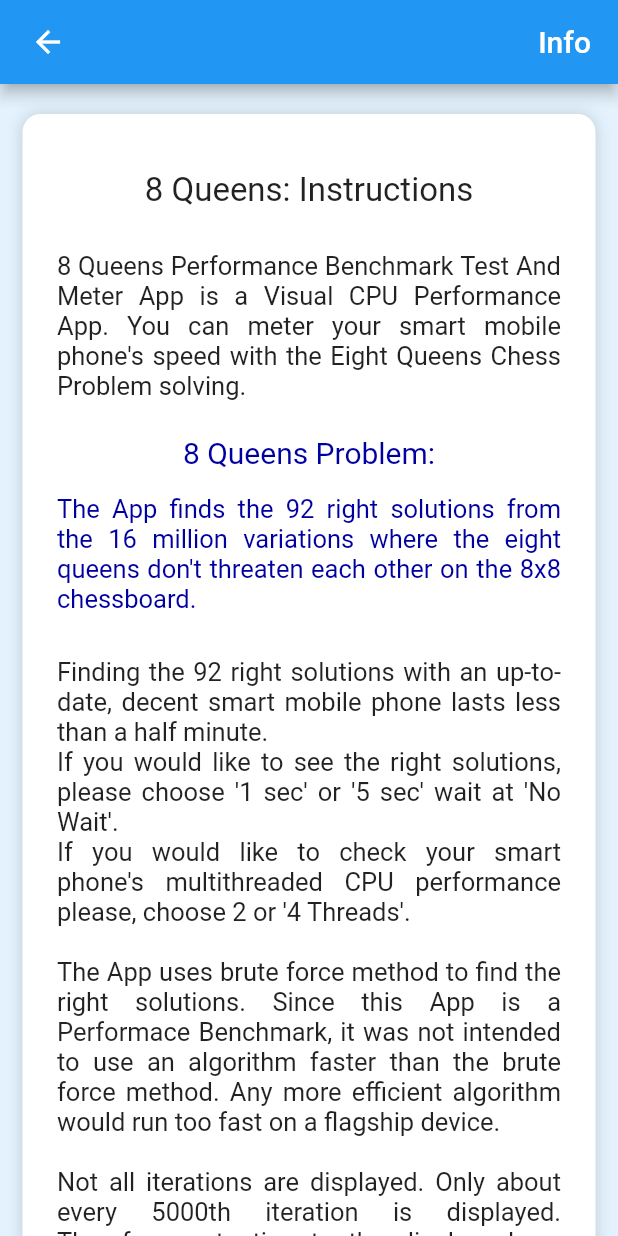
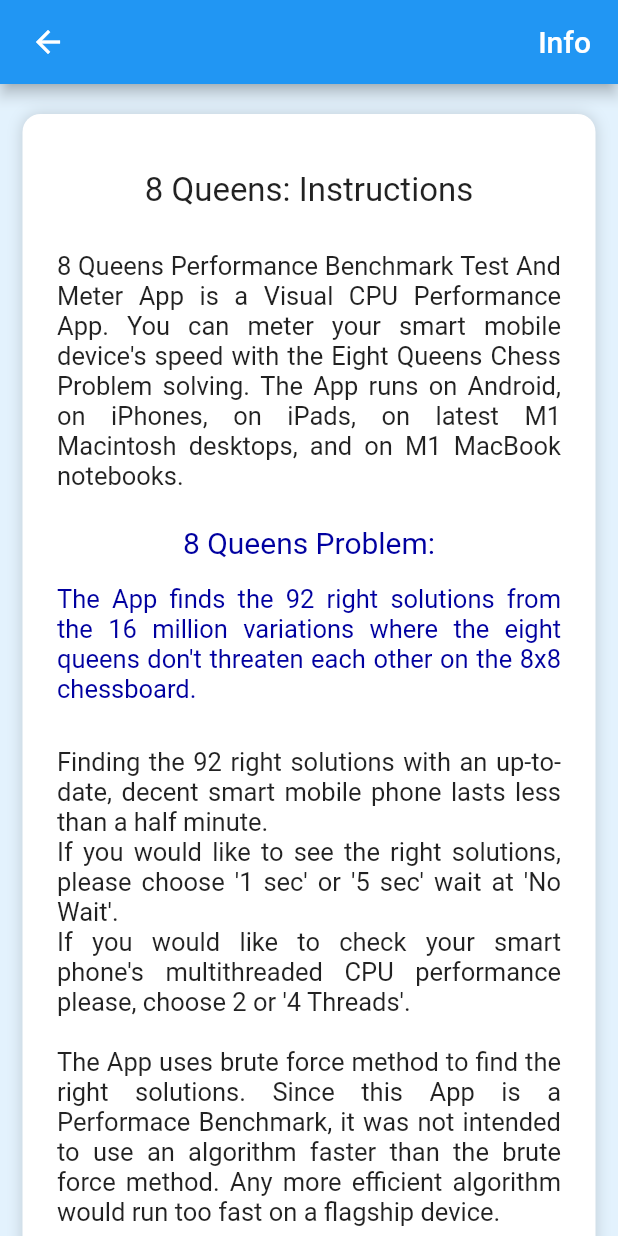
Before and after one commit to jackdavis01/mobile, a Flutter app: the InfoPage screen opened directly, on a phone screen of 412 x 824 dp. Run offline on Flutter 3.47's test engine with Material 2 defaults, Android fonts, the light colour scheme and no system bars; our stand-ins replace flutter_svg, package_info_plus.

Commit message:
8 Queens 3.0.3008, Android release

```diff
--- a/eightqueens/lib/pages/infopage.dart
+++ b/eightqueens/lib/pages/infopage.dart
@@ -10,15 +10,16 @@ class InfoPage extends StatefulWidget {
 }
 
 class _InfoPageState extends State<InfoPage> {
-  DataPackageInfo dpi = DataPackageInfo(appName: "", packageName: "", version: "", buildNumber: "", buildMode: "");
+  DataPackageInfo dpi =
+      DataPackageInfo(appName: "", packageName: "", version: "", buildNumber: "", buildMode: "");
   String appName = "";
   String packageName = "";
   String version = "";
   String buildNumber = "";
   String buildMode = "";
-  final String platform = 'Flutter 2.13.0';
-  final String platformPrerelease = '0.0.pre.893';
-  final String platformChannel = 'master';
+  final String platform = 'Flutter 3.0.1';
+  final String platformPrerelease = '-';
+  final String platformChannel = 'stable';
   final String author = 'Jack Davis';
 
   @override
@@ -67,7 +68,8 @@ class _InfoPageState extends State<InfoPage> {
                 child: Row(mainAxisAlignment: MainAxisAlignment.spaceBetween, children: <Widget>[
               Padding(
                 padding: const EdgeInsets.only(left: 8),
-                child: IconButton(icon: const Icon(Icons.arrow_back), onPressed: () => Navigator.pop(context)),
+                child: IconButton(
+                    icon: const Icon(Icons.arrow_back), onPressed: () => Navigator.pop(context)),
               ),
               const Padding(padding: EdgeInsets.only(right: 18), child: Text("Info"))
             ]))
@@ -102,8 +104,11 @@ class _InfoPageState extends State<InfoPage> {
                                   child: Text(
                                       '8 Queens Performance Benchmark Test '
                                       'And Meter App is a Visual CPU Performance App. '
-                                      "You can meter your smart mobile phone's speed "
-                                      'with the Eight Queens Chess Problem solving.',
+                                      "You can meter your smart mobile device's speed "
+                                      'with the Eight Queens Chess Problem solving. '
+                                      'The App runs on Android, on iPhones, on iPads, '
+                                      'on latest M1 Macintosh desktops, '
+                                      'and on M1 MacBook notebooks.',
                                       textAlign: TextAlign.justify,
                                       style: TextStyle(fontSize: 17)),
                                 ),
@@ -153,7 +158,9 @@ class _InfoPageState extends State<InfoPage> {
                           constraints: const BoxConstraints(minWidth: 300, maxWidth: 400),
                           child: Container(
                               padding: const EdgeInsets.only(top: 30, bottom: 30),
-                              child: Column(crossAxisAlignment: CrossAxisAlignment.center, children: <Widget>[
+                              child: Column(
+                                  crossAxisAlignment: CrossAxisAlignment.center,
+                                  children: <Widget>[
                                     const Text(
                                       'Application Information',
                                       style: TextStyle(fontSize: 22),
--- a/eightqueens/pubspec.yaml
+++ b/eightqueens/pubspec.yaml
@@ -15,7 +15,7 @@ publish_to: 'none' # Remove this line if you wish to publish to pub.dev
 # In iOS, build-name is used as CFBundleShortVersionString while build-number used as CFBundleVersion.
 # Read more about iOS versioning at
 # https://developer.apple.com/library/archive/documentation/General/Reference/InfoPlistKeyReference/Articles/CoreFoundationKeys.html
-version: 2.0.2007+2007
+version: 3.0.3008+3008
 
 environment:
   sdk: ">=2.16.1 <3.0.0"
```
Also changed, not shown: eightqueens/pubspec.lock, 2 other files. Lines whose indentation alone changed are shown as unchanged.
